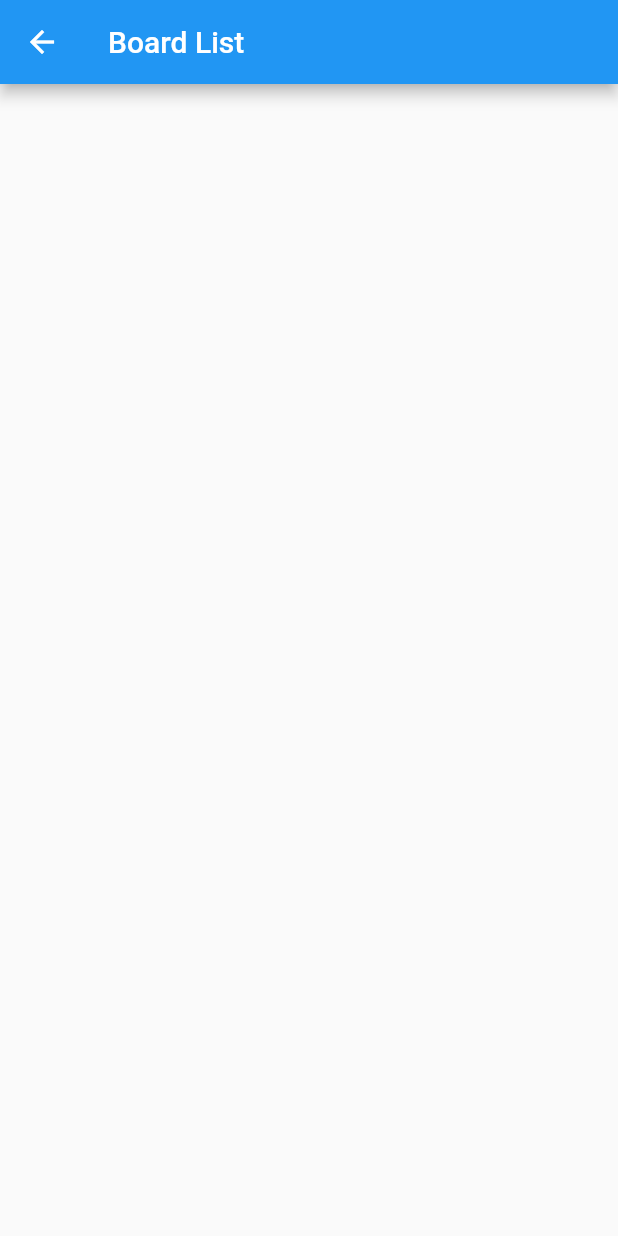
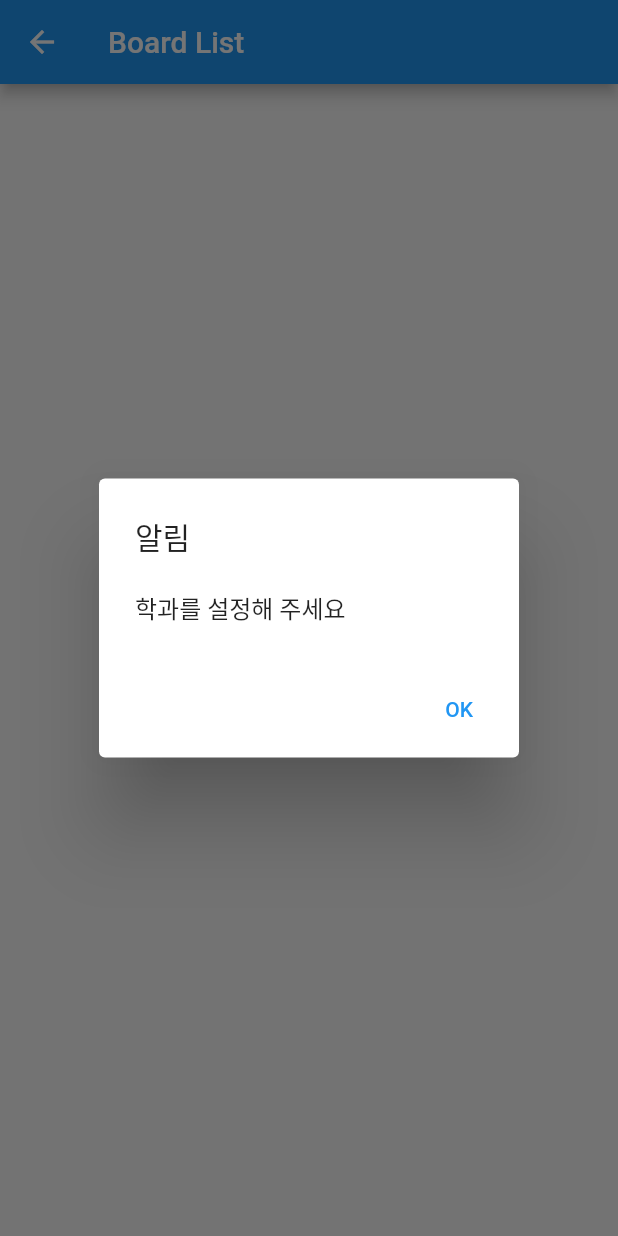
Before and after one commit to kbs1027/PNUi, a Flutter app: the NoticeList screen opened directly, on a phone screen of 412 x 824 dp. Run offline on Flutter 3.47's test engine with Material 2 defaults, Android fonts, the phone set to English and light mode, and no system bars; our stand-ins replace sqflite; accounts and stored records are empty.

```diff
--- a/app/lib/view/Webview.dart
+++ b/app/lib/view/Webview.dart
@@ -10,11 +10,6 @@ class map extends StatefulWidget {
 }
 
 class _mapState extends State<map> {
-  @override
-  void initState() {
-    super.initState();
-  }
-
   @override
   Widget build(BuildContext context) {
     String? url = widget.url ?? "";
--- a/app/lib/view/noticeList.dart
+++ b/app/lib/view/noticeList.dart
@@ -21,7 +21,30 @@ class _NoticeListState extends State<NoticeList> {
   }
 
   _loadBoardByUser() async {
-    boards = User.instance.department!.Boards;
+    if (User.instance.department == null ||
+        User.instance.department!.Boards == null) {
+      WidgetsBinding.instance.addPostFrameCallback((_) {
+        showDialog(
+          context: context,
+          builder: (context) {
+            return AlertDialog(
+              title: const Text("알림"),
+              content: const Text("학과를 설정해 주세요"),
+              actions: [
+                TextButton(
+                  onPressed: () {
+                    Navigator.of(context).pop();
+                  },
+                  child: const Text("OK"),
+                ),
+              ],
+            );
+          },
+        );
+      });
+    } else {
+      boards = User.instance.department!.Boards;
+    }
     setState(() {});
   }
 
```
